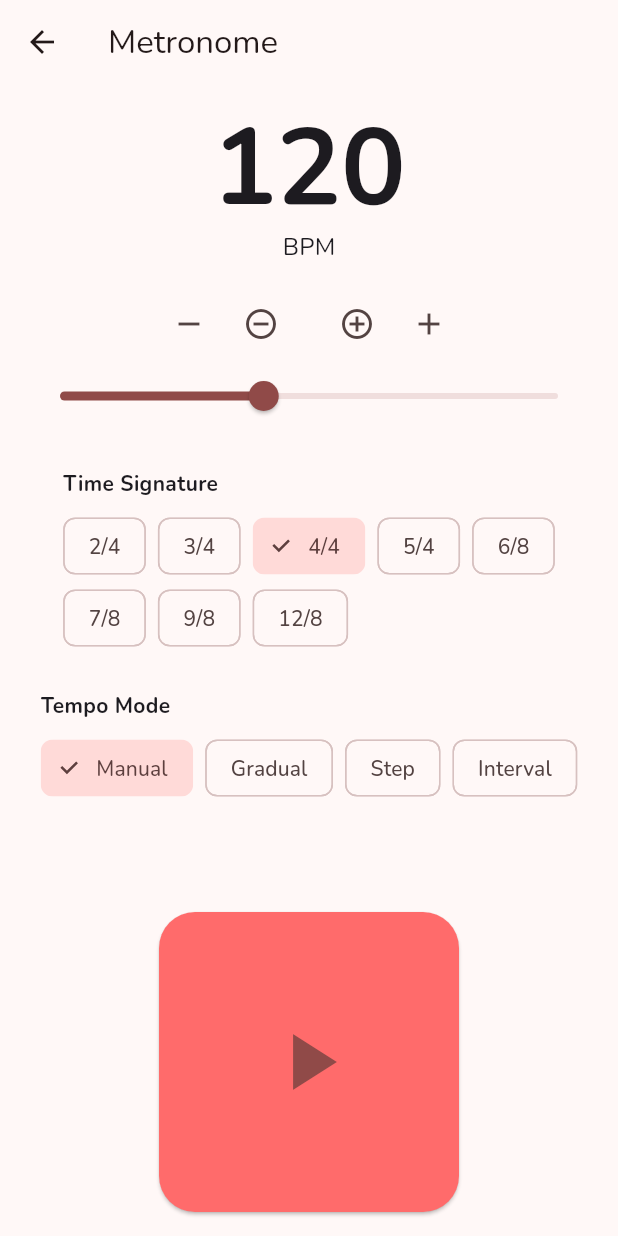
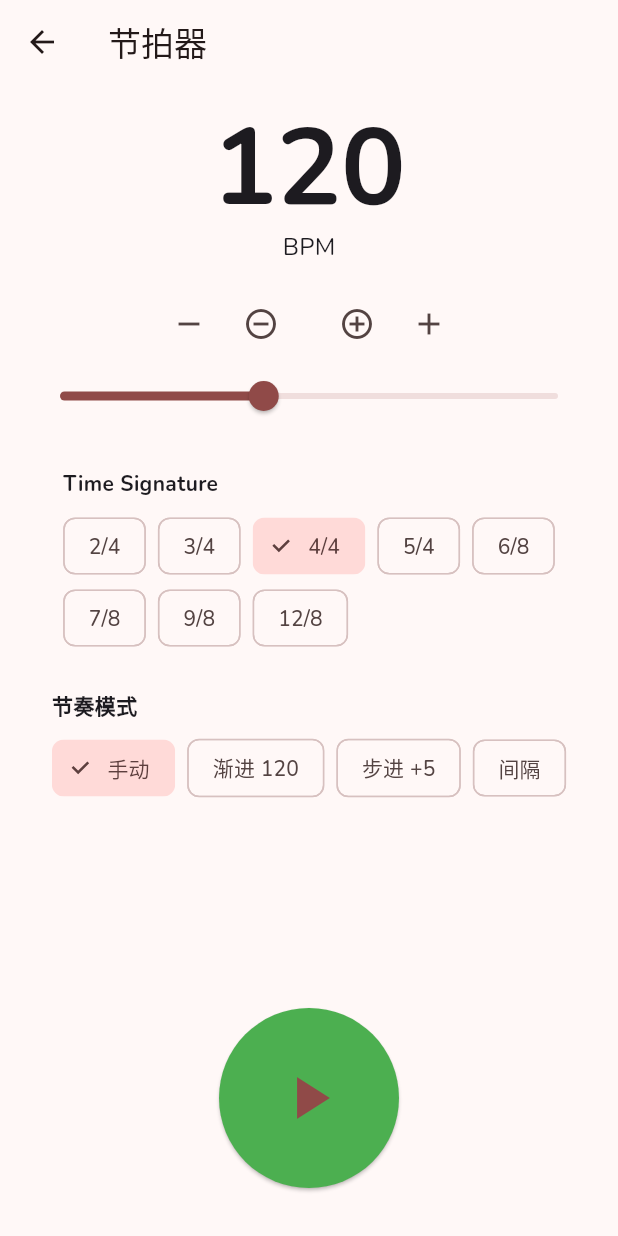
Before and after one commit to Zhou-Joe/guitaAssistant, a Flutter app: the MetronomeScreen screen opened directly, on a phone screen of 412 x 824 dp. Run offline on Flutter 3.47's test engine with Material 3 defaults, Android fonts, the phone set to English and light mode, and no system bars; our stand-ins replace google_fonts, hive, hive_flutter, permission_handler; missing offline and left inert: flutter_detect_pitch, metronome, record; accounts and stored records are empty.

Commit message:
fix: metronome play button overflow and tempo mode functionality
- Reduce play button from 200x200 to 120x120 with circular shape
- Add color coding (green=play, red=pause)
- Implement gradual BPM mode: increases/decreases 1 BPM every 4 beats toward target
- Implement step mode: increases 5 BPM every 4 beats
- Implement interval mode: alternates between current BPM and ~83% BPM every 4 beats
- Translate UI to Chinese
- Add mode description text explaining current behavior

```diff
--- a/lib/screens/metronome/metronome_screen.dart
+++ b/lib/screens/metronome/metronome_screen.dart
@@ -13,7 +13,7 @@ class MetronomeScreen extends StatelessWidget {
     return ChangeNotifierProvider(
       create: (_) => MetronomeProvider(),
       child: Scaffold(
-        appBar: AppBar(title: const Text('Metronome')),
+        appBar: AppBar(title: const Text('节拍器')),
         body: Consumer<MetronomeProvider>(
           builder: (context, provider, child) {
             return Padding(
@@ -27,16 +27,23 @@ class MetronomeScreen extends StatelessWidget {
                   const TempoModePanel(),
                   const Spacer(),
                   SizedBox(
-                    width: 200,
-                    height: 200,
+                    width: 120,
+                    height: 120,
                     child: ElevatedButton(
+                      style: ElevatedButton.styleFrom(
+                        shape: const CircleBorder(),
+                        backgroundColor: provider.isPlaying
+                            ? Colors.red
+                            : Colors.green,
+                      ),
                       onPressed: provider.togglePlay,
                       child: Icon(
                         provider.isPlaying ? Icons.pause : Icons.play_arrow,
-                        size: 64,
+                        size: 48,
                       ),
                     ),
                   ),
+                  const SizedBox(height: 16),
                 ],
               ),
             );
--- a/lib/screens/metronome/widgets/tempo_mode_panel.dart
+++ b/lib/screens/metronome/widgets/tempo_mode_panel.dart
@@ -12,33 +12,58 @@ class TempoModePanel extends StatelessWidget {
         return Column(
           crossAxisAlignment: CrossAxisAlignment.start,
           children: [
-            const Text('Tempo Mode', style: TextStyle(fontWeight: FontWeight.bold)),
+            const Text('节奏模式', style: TextStyle(fontWeight: FontWeight.bold)),
             const SizedBox(height: 8),
             Wrap(
               spacing: 8,
               children: [
                 ChoiceChip(
-                  label: const Text('Manual'),
+                  label: const Text('手动'),
                   selected: provider.tempoMode == TempoMode.manual,
                   onSelected: (_) => provider.setTempoMode(TempoMode.manual),
                 ),
                 ChoiceChip(
-                  label: const Text('Gradual'),
+                  label: Text('渐进 ${provider.targetGradualBpm}'),
                   selected: provider.tempoMode == TempoMode.gradual,
-                  onSelected: (_) => provider.setTempoMode(TempoMode.gradual),
+                  onSelected: (_) {
+                    provider.setTempoMode(TempoMode.gradual);
+                    if (!provider.isPlaying) {
+                      provider.setTargetGradualBpm(provider.bpm + 10);
+                    }
+                  },
                 ),
                 ChoiceChip(
-                  label: const Text('Step'),
+                  label: const Text('步进 +5'),
                   selected: provider.tempoMode == TempoMode.step,
                   onSelected: (_) => provider.setTempoMode(TempoMode.step),
                 ),
                 ChoiceChip(
-                  label: const Text('Interval'),
+                  label: const Text('间隔'),
                   selected: provider.tempoMode == TempoMode.interval,
                   onSelected: (_) => provider.setTempoMode(TempoMode.interval),
                 ),
               ],
             ),
+            // Show current mode description
+            if (provider.tempoMode == TempoMode.gradual) ...[
+              const SizedBox(height: 8),
+              Text(
+                '每 4 拍增加/减少 1 BPM，目标：${provider.targetGradualBpm} BPM',
+                style: TextStyle(fontSize: 12, color: Colors.grey.shade600),
+              ),
+            ] else if (provider.tempoMode == TempoMode.step) ...[
+              const SizedBox(height: 8),
+              Text(
+                '每 4 拍增加 5 BPM',
+                style: TextStyle(fontSize: 12, color: Colors.grey.shade600),
+              ),
+            ] else if (provider.tempoMode == TempoMode.interval) ...[
+              const SizedBox(height: 8),
+              Text(
+                '每 4 拍在当前 BPM 和 ${(provider.bpm ~/ 1.2).clamp(40, 200)} BPM 之间切换',
+                style: TextStyle(fontSize: 12, color: Colors.grey.shade600),
+              ),
+            ],
           ],
         );
       },
```
Also changed, not shown: lib/providers/metronome_provider.dart (+88 -0 lines), lib/providers/tuner_provider.dart (+4 -27 lines), 3 other files.
